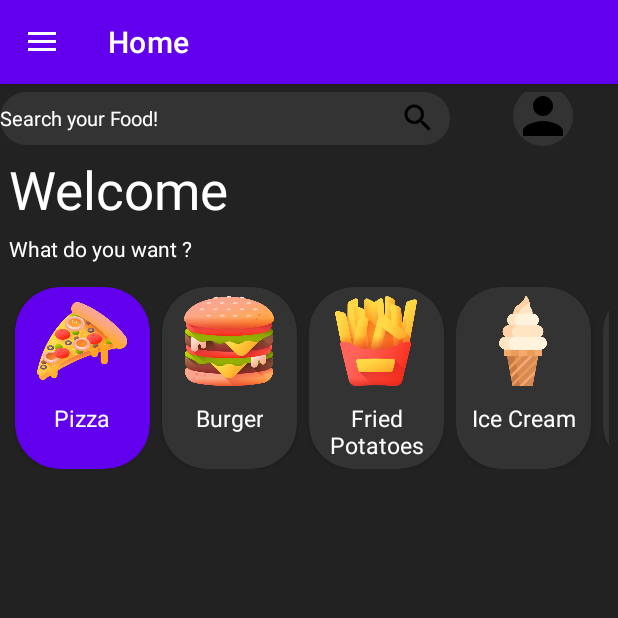
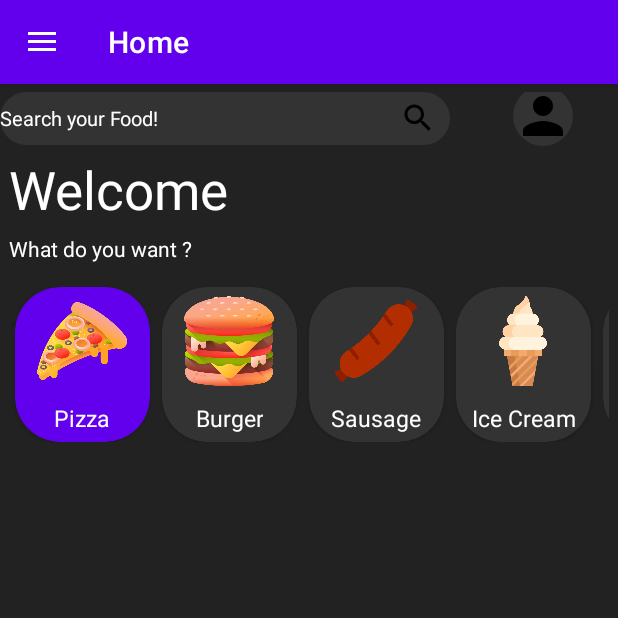
Before and after one commit to noammtran/CrabFoodMine, an Android app: the MainActivity screen opened directly, with no data from a screen before it, on a phone screen of 412 x 824 dp, the top half of it. Run offline under Robolectric (Android 15) with nearby library versions, the light colour scheme and no system bars; our stand-ins replace Firebase (no records; nobody signed in at launch, a user with empty details on screens opened directly), Picasso, navigation-ui; pictures from the network do not load; Roboto replaces fonts that are not available here; 2 statements that could not run were skipped.

Commit message:
deleted daily meal feature

```diff
--- a/app/src/main/AndroidManifest.xml
+++ b/app/src/main/AndroidManifest.xml
@@ -11,9 +11,6 @@
         android:roundIcon="@mipmap/ic_launcher_round"
         android:supportsRtl="true"
         android:theme="@style/Theme.CrabFood">
-        <activity
-            android:name=".activities.DetailedDailyMealActivity"
-            android:exported="false" />
         <activity
             android:name=".activities.RegistryActivity"
             android:exported="false" />
--- a/app/src/main/java/vn/edu/usth/crabfood/MainActivity.java
+++ b/app/src/main/java/vn/edu/usth/crabfood/MainActivity.java
@@ -43,7 +43,7 @@
 
         // Pass each menu ID as a set of Ids because each menu should be considered top level
         mAppBarConfiguration = new AppBarConfiguration.Builder(
-                R.id.nav_home, R.id.nav_dailymeal, R.id.nav_favourite, R.id.nav_my_cart
+                R.id.nav_home, R.id.nav_favourite, R.id.nav_my_cart
         )
                 .setOpenableLayout(drawer)
                 .build();
--- a/app/src/main/java/vn/edu/usth/crabfood/ui/home/HomeFragment.java
+++ b/app/src/main/java/vn/edu/usth/crabfood/ui/home/HomeFragment.java
@@ -41,9 +41,17 @@
 
         homeHorModelList.add(new HomeHorModels(R.drawable.ic_pizza,"Pizza"));
         homeHorModelList.add(new HomeHorModels(R.drawable.ic_burger,"Burger"));
-        homeHorModelList.add(new HomeHorModels(R.drawable.ic_french_fries,"Fried Potatoes"));
+        homeHorModelList.add(new HomeHorModels(R.drawable.ic_sausage,"Sausage"));
         homeHorModelList.add(new HomeHorModels(R.drawable.ic_ice_cream, "Ice Cream"));
         homeHorModelList.add(new HomeHorModels(R.drawable.ic_sandwich,"Sandwich"));
+        homeHorModelList.add(new HomeHorModels(R.drawable.ic_bbq,"BBQ"));
+        homeHorModelList.add(new HomeHorModels(R.drawable.ic_bread,"Bread"));
+        homeHorModelList.add(new HomeHorModels(R.drawable.ic_chocolate,"Chocolate"));
+        homeHorModelList.add(new HomeHorModels(R.drawable.ic_drink,"Drink"));
+        homeHorModelList.add(new HomeHorModels(R.drawable.ic_pork,"Pork"));
+        homeHorModelList.add(new HomeHorModels(R.drawable.ic_steak,"Steak"));
+        homeHorModelList.add(new HomeHorModels(R.drawable.ic_dessert,"Dessert"));
+        homeHorModelList.add(new HomeHorModels(R.drawable.ic_friedchicken,"Fried Chicken"));
 
         homeHorAdapter = new HomeHorAdapter(this,getActivity(),homeHorModelList);
         homeHorizontalRec.setAdapter(homeHorAdapter);
--- a/app/src/main/res/menu/activity_main_drawer.xml
+++ b/app/src/main/res/menu/activity_main_drawer.xml
@@ -9,10 +9,6 @@
             android:icon="@drawable/ic_menu_camera"
             android:title="@string/home" />
         <item
-            android:id="@+id/nav_dailymeal"
-            android:icon="@drawable/ic_menu_gallery"
-            android:title="@string/daily_meal" />
-        <item
             android:id="@+id/nav_favourite"
             android:icon="@drawable/ic_menu_slideshow"
             android:title="@string/favourite" />
--- a/app/src/main/res/navigation/mobile_navigation.xml
+++ b/app/src/main/res/navigation/mobile_navigation.xml
@@ -12,12 +12,6 @@
         tools:layout="@layout/fragment_home" />
 
     <fragment
-        android:id="@+id/nav_dailymeal"
-        android:name="vn.edu.usth.crabfood.ui.dailymeal.DailyMealFragment"
-        android:label="@string/daily_meal"
-        tools:layout="@layout/daily_meal_fragment" />
-
-    <fragment
         android:id="@+id/nav_favourite"
         android:name="vn.edu.usth.crabfood.ui.favourite.FavouriteFragment"
         android:label="@string/favourite"
--- a/app/src/main/res/values/strings.xml
+++ b/app/src/main/res/values/strings.xml
@@ -26,8 +26,6 @@
 
     <!-- TODO: Remove or change this placeholder text -->
 
-    <string name="daily_meal">Daily Meal</string>
-
     <string name="navigation_drawer_open">Open navigation drawer</string>
     <string name="navigation_drawer_close">Close navigation drawer</string>
     <string name="nav_header_title">Android Studio</string>
```
Also changed, not shown: app/src/main/java/vn/edu/usth/crabfood/adapters/HomeHorAdapter.java (+85 -1 lines), app/src/main/res/drawable/ic_bbq.png (added), app/src/main/res/drawable/ic_bread.png (added), app/src/main/res/drawable/ic_chocolate.png (added), app/src/main/res/drawable/ic_dessert.png (added), app/src/main/res/drawable/ic_drink.png (added), app/src/main/res/drawable/ic_friedchicken.png (added), app/src/main/res/drawable/ic_pork.png (added), app/src/main/res/drawable/ic_sausage.png (added), app/src/main/res/drawable/ic_steak.png (added).
